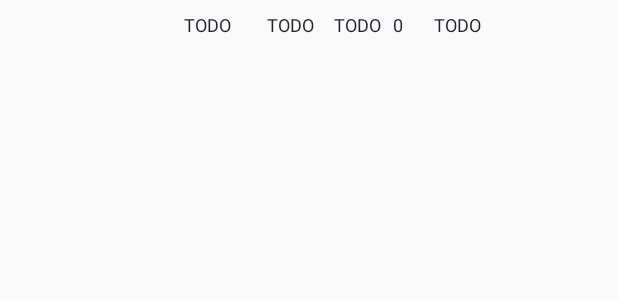
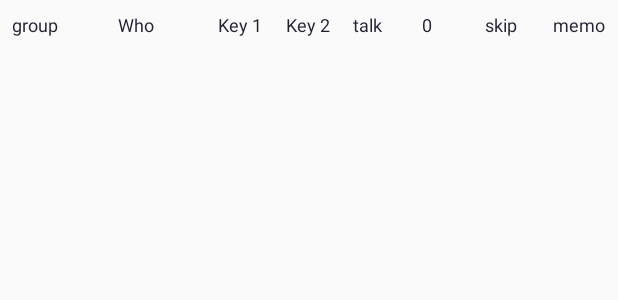
Before and after one commit to riopapa/ChatTalk1, an Android app: the layout alert_line.xml on its own in the app's theme, with its tools: preview values and no code run, on a phone screen of 412 x 824 dp. Shown: the top 300 px of the screen. Run offline under Robolectric (Android 15) with nearby library versions, the phone set to English and light mode, and no system bars; Roboto replaces fonts that are not available here.

Commit message:
Separate AlertLine, WhoText objects

```diff
--- a/app/src/main/AndroidManifest.xml
+++ b/app/src/main/AndroidManifest.xml
@@ -69,7 +69,6 @@
             </intent-filter>
         </receiver>
 
-
     </application>
 
 </manifest>
--- a/app/src/main/java/com/urrecliner/chattalk/AlertsAdapter.java
+++ b/app/src/main/java/com/urrecliner/chattalk/AlertsAdapter.java
@@ -1,6 +1,5 @@
 package com.urrecliner.chattalk;
 
-import static com.urrecliner.chattalk.Vars.AlertLine;
 import static com.urrecliner.chattalk.Vars.alertLines;
 import static com.urrecliner.chattalk.Vars.linePos;
 import static com.urrecliner.chattalk.Vars.mActivity;
@@ -17,6 +16,8 @@ import android.widget.TextView;
 import androidx.annotation.NonNull;
 import androidx.core.content.ContextCompat;
 import androidx.recyclerview.widget.RecyclerView;
+
+import com.urrecliner.chattalk.Sub.AlertLine;
 
 public class AlertsAdapter extends RecyclerView.Adapter<AlertsAdapter.ViewHolder> {
 
--- a/app/src/main/java/com/urrecliner/chattalk/Fragment_3Alert.java
+++ b/app/src/main/java/com/urrecliner/chattalk/Fragment_3Alert.java
@@ -20,6 +20,8 @@ import android.view.ViewGroup;
 import androidx.annotation.NonNull;
 import androidx.fragment.app.Fragment;
 import androidx.recyclerview.widget.RecyclerView;
+
+import com.urrecliner.chattalk.Sub.AlertLine;
 
 public class Fragment_3Alert extends Fragment {
 
@@ -66,7 +68,7 @@ public class Fragment_3Alert extends Fragment {
                     : ActivityInfo.SCREEN_ORIENTATION_PORTRAIT);
         } else if (item.getItemId() == R.id.clear_matched_number) {
             for (int i = 0; i < alertLines.size(); i++) {
-                Vars.AlertLine al = alertLines.get(i);
+                AlertLine al = alertLines.get(i);
                 if (al.matched != -1) {
                     if (al.matched > 100)
                         al.matched = 200;
--- a/app/src/main/java/com/urrecliner/chattalk/MsgKaTalk.java
+++ b/app/src/main/java/com/urrecliner/chattalk/MsgKaTalk.java
@@ -9,12 +9,13 @@ import static com.urrecliner.chattalk.Vars.sounds;
 import static com.urrecliner.chattalk.Vars.utils;
 
 import com.urrecliner.chattalk.Sub.IsWhoText;
+import com.urrecliner.chattalk.Sub.WhoText;
 
 import java.util.ArrayList;
 
 class MsgKaTalk {
 
-    static ArrayList<Vars.WhoText> kkWhoTexts = new ArrayList<>();
+    static ArrayList<WhoText> kkWhoTexts = new ArrayList<>();
 
     void say(String iGroup, String iWho, String iText) {
 
--- a/app/src/main/java/com/urrecliner/chattalk/MsgStock.java
+++ b/app/src/main/java/com/urrecliner/chattalk/MsgStock.java
@@ -8,12 +8,14 @@ import static com.urrecliner.chattalk.Vars.sounds;
 import static com.urrecliner.chattalk.Vars.speakSwitchOn;
 import static com.urrecliner.chattalk.Vars.utils;
 
+import com.urrecliner.chattalk.Sub.AlertLine;
+
 public class MsgStock {
     String key12, sTalk, sayMore, group, who;
 
     void alert(String sText, int aIdx) {
 
-        Vars.AlertLine al = alertLines.get(aIdx);
+        AlertLine al = alertLines.get(aIdx);
         al.matched++;
         alertLines.set(aIdx, al);
         key12 = " {" + kKey1[aIdx] + "/" + kKey2[aIdx] + "}";
--- a/app/src/main/java/com/urrecliner/chattalk/SelectChats.java
+++ b/app/src/main/java/com/urrecliner/chattalk/SelectChats.java
@@ -17,6 +17,8 @@ import android.text.SpannableString;
 import android.text.TextUtils;
 import android.text.style.BackgroundColorSpan;
 import android.text.style.UnderlineSpan;
+
+import com.urrecliner.chattalk.Sub.AlertLine;
 
 import java.io.File;
 import java.util.ArrayList;
@@ -197,7 +199,7 @@ public class SelectChats {
         ArrayList<String> aKeyword2 = new ArrayList<>();
         int alertSize = alertLines.size();
         for (int i = 0; i < alertSize; i++) {
-            Vars.AlertLine al = alertLines.get(i);
+            AlertLine al = alertLines.get(i);
             if (al.group.equals(chatGroup)) {
                 if (!al.who.equals(svWho)) {
                     if (al.matched == -1) { // head
--- a/app/src/main/res/layout/alert_line.xml
+++ b/app/src/main/res/layout/alert_line.xml
@@ -10,102 +10,93 @@
     <TextView
         android:id="@+id/one_group"
         android:layout_width="0dp"
-        android:layout_weight="3"
-        android:layout_height="wrap_content"
+        android:layout_weight="8"
+        android:layout_height="match_parent"
         android:gravity="center"
         android:textColor="@color/textFore"
         android:textSize="@dimen/line_font_size"
-        android:autofillHints="@string/todo"
+        android:text="group"
         android:maxLines="1"
         />
 
     <TextView
         android:id="@+id/one_who"
         android:layout_width="0dp"
-        android:layout_weight="7"
-        android:layout_height="wrap_content"
+        android:layout_weight="16"
+        android:layout_height="match_parent"
         android:gravity="center"
         android:textColor="@color/textFore"
         android:textSize="@dimen/line_font_size"
-        android:autofillHints="@string/todo"
+        android:text="Who"
         android:maxLines="1"
     />
 
     <TextView
         android:id="@+id/one_key1"
         android:layout_width="0dp"
-        android:layout_weight="5"
-        android:layout_height="wrap_content"
+        android:layout_weight="8"
+        android:layout_height="match_parent"
         android:gravity="center"
-        android:text="@string/todo"
         android:textColor="@color/textFore"
         android:textSize="@dimen/line_font_size"
-        android:autofillHints="@string/todo"
+        android:text="Key 1"
         />
 
     <TextView
         android:id="@+id/one_key2"
         android:layout_width="0dp"
-        android:layout_weight="5"
-        android:layout_height="wrap_content"
+        android:layout_weight="8"
+        android:layout_height="match_parent"
         android:gravity="center"
-        android:text="@string/todo"
+        android:text="Key 2"
         android:textColor="@color/textFore"
         android:textSize="@dimen/line_font_size"
-        android:autofillHints="@string/todo"
         />
 
     <TextView
         android:id="@+id/one_talk"
         android:layout_width="0dp"
-        android:layout_weight="3"
-        android:layout_height="wrap_content"
+        android:layout_weight="6"
+        android:layout_height="match_parent"
         android:gravity="center"
-        android:text="@string/todo"
+        android:text="talk"
         android:textColor="@color/textFore"
         android:textSize="@dimen/line_font_size"
-        android:autofillHints="@string/todo"
-        android:maxLines="1"
-        android:ellipsize="end"
         />
 
     <TextView
         android:id="@+id/one_matched"
         android:layout_width="0dp"
-        android:layout_weight="2"
-        android:layout_height="wrap_content"
+        android:layout_weight="8"
+        android:layout_height="match_parent"
         android:gravity="center"
         android:text="0"
         android:textColor="@color/textFore"
         android:textSize="@dimen/line_font_size"
-        android:autofillHints="@string/todo"
         />
 
     <TextView
         android:id="@+id/one_skip"
         android:layout_width="0dp"
-        android:layout_weight="5"
-        android:layout_height="wrap_content"
+        android:layout_weight="9"
+        android:layout_height="match_parent"
         android:gravity="center"
-        android:text="@string/todo"
+        android:text="skip"
         android:textColor="@color/textFore"
         android:textSize="@dimen/line_font_size"
-        android:autofillHints="@string/todo"
-        android:maxLines="1"
-        android:ellipsize="end"
         />
 
     <TextView
         android:id="@+id/one_memo"
         android:layout_width="0dp"
-        android:layout_weight="7"
-        android:layout_height="wrap_content"
+        android:layout_weight="9"
+        android:layout_height="match_parent"
         android:gravity="center"
-        android:text=""
+        android:text="memo"
         android:textColor="@color/textFore"
         android:textSize="@dimen/line_font_size"
-        android:autofillHints="@string/todo"
-        android:maxLines="1"
-        android:ellipsize="end"
         />
 </LinearLayout>
+
+<!--    android:maxLines="1"-->
+<!--    android:ellipsize="end"-->
--- a/app/src/main/res/layout/frag1_log_que.xml
+++ b/app/src/main/res/layout/frag1_log_que.xml
@@ -72,7 +72,6 @@
             android:focusable="false"
             android:inputType="text|textMultiLine"
             android:text="@string/active_say_table_list"
-            android:textAlignment="center"
             android:textSize="14sp" />
     </ScrollView>
 
```
Also changed, not shown: app/src/main/java/com/urrecliner/chattalk/AlertTable.java (+6 -5 lines), app/src/main/java/com/urrecliner/chattalk/EditOneAlertActivity.java (+4 -3 lines), app/src/main/java/com/urrecliner/chattalk/MainActivity.java (+3 -5 lines), app/src/main/java/com/urrecliner/chattalk/NotificationBar.java (+1 -7 lines), app/src/main/java/com/urrecliner/chattalk/NotificationListener.java (+21 -15 lines), app/src/main/java/com/urrecliner/chattalk/Sub/AlertLine.java (added, +11 -0 lines), app/src/main/java/com/urrecliner/chattalk/Sub/IsWhoText.java (+4 -4 lines), app/src/main/java/com/urrecliner/chattalk/Sub/WhoText.java (added, +9 -0 lines), app/src/main/java/com/urrecliner/chattalk/VarInit.java (deleted, +0 -62 lines), app/src/main/java/com/urrecliner/chattalk/Vars.java (+36 -17 lines).
